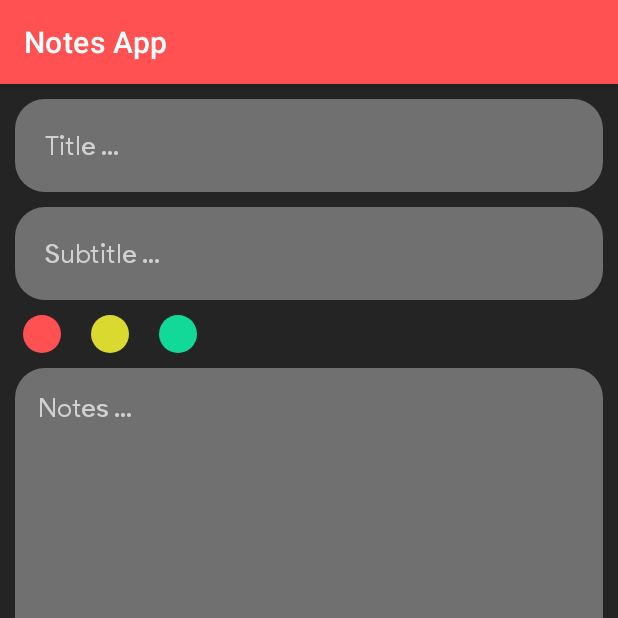
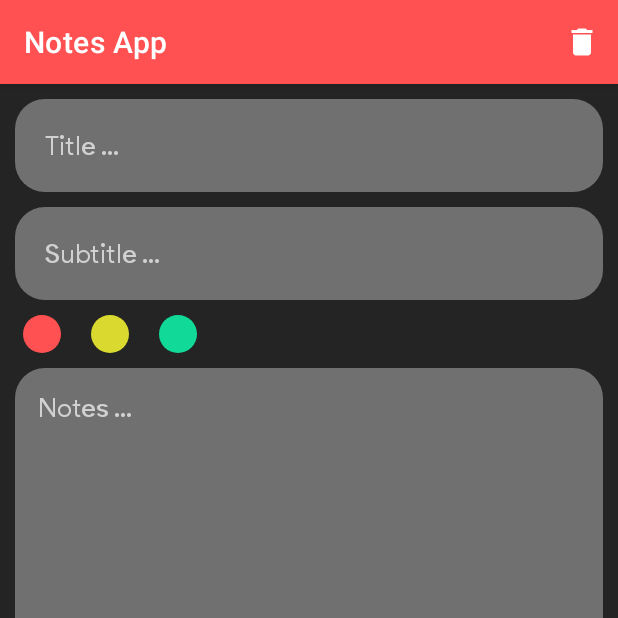
Before and after one commit to sukhdeep0409/NotesApp, an Android app: the fragment EditNotesFragment placed in its activity, on a phone screen of 412 x 824 dp, the top half of it. Run offline under Robolectric (Android 15) with nearby library versions, the phone set to English and light mode, and no system bars; our stand-ins replace Room's generated code, navigation-ui; 5 statements that could not run were skipped.

Commit message:
delete notes completed

```diff
--- /dev/null
+++ b/app/src/main/res/drawable/ic_delete.xml
@@ -0,0 +1,5 @@
+<vector android:height="24dp" android:tint="#FFFFFF"
+    android:viewportHeight="24" android:viewportWidth="24"
+    android:width="24dp" xmlns:android="http://schemas.android.com/apk/res/android">
+    <path android:fillColor="@android:color/white" android:pathData="M6,19c0,1.1 0.9,2 2,2h8c1.1,0 2,-0.9 2,-2V7H6v12zM19,4h-3.5l-1,-1h-5l-1,1H5v2h14V4z"/>
+</vector>
--- /dev/null
+++ b/app/src/main/res/menu/delete_menu.xml
@@ -0,0 +1,10 @@
+<?xml version="1.0" encoding="utf-8"?>
+<menu xmlns:app="http://schemas.android.com/apk/res-auto"
+    xmlns:android="http://schemas.android.com/apk/res/android">
+
+    <item
+        android:id="@+id/menu_delete"
+        android:title="Delete"
+        app:showAsAction="always"
+        android:icon="@drawable/ic_delete"/>
+</menu>
```
Also changed, not shown: app/src/main/java/com/example/notesapp/ui/fragments/EditNotesFragment.kt (+29 -3 lines), app/src/main/res/layout/dialog_delete.xml (+14 -3 lines), app/src/main/res/drawable/all.png (added).
